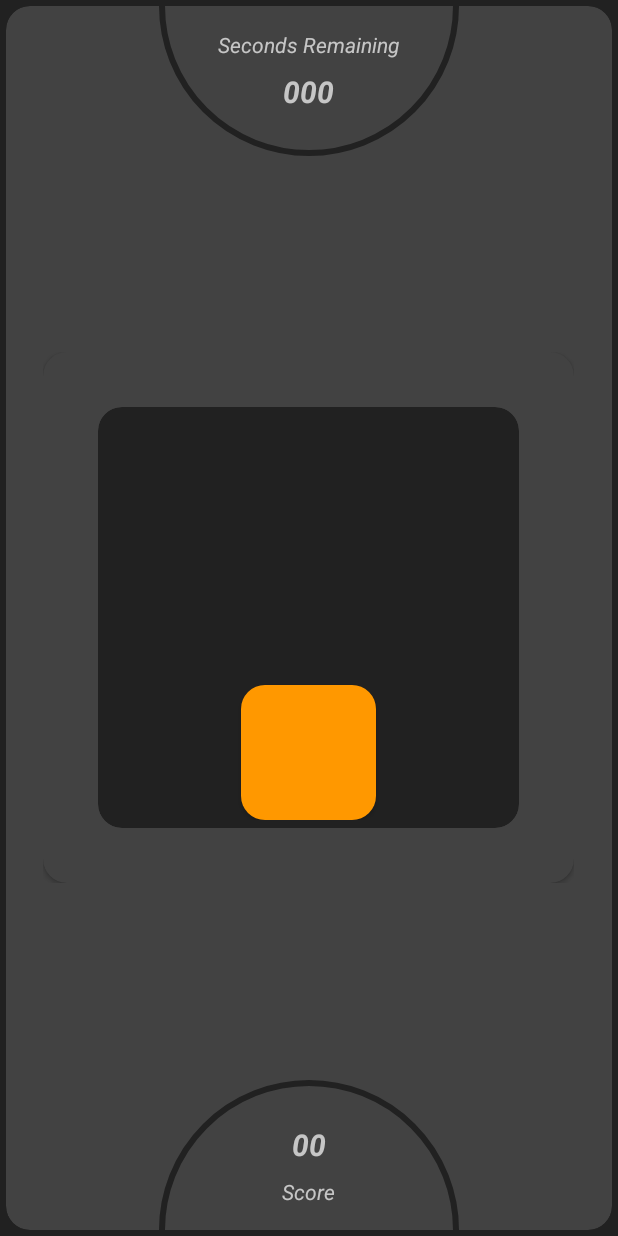
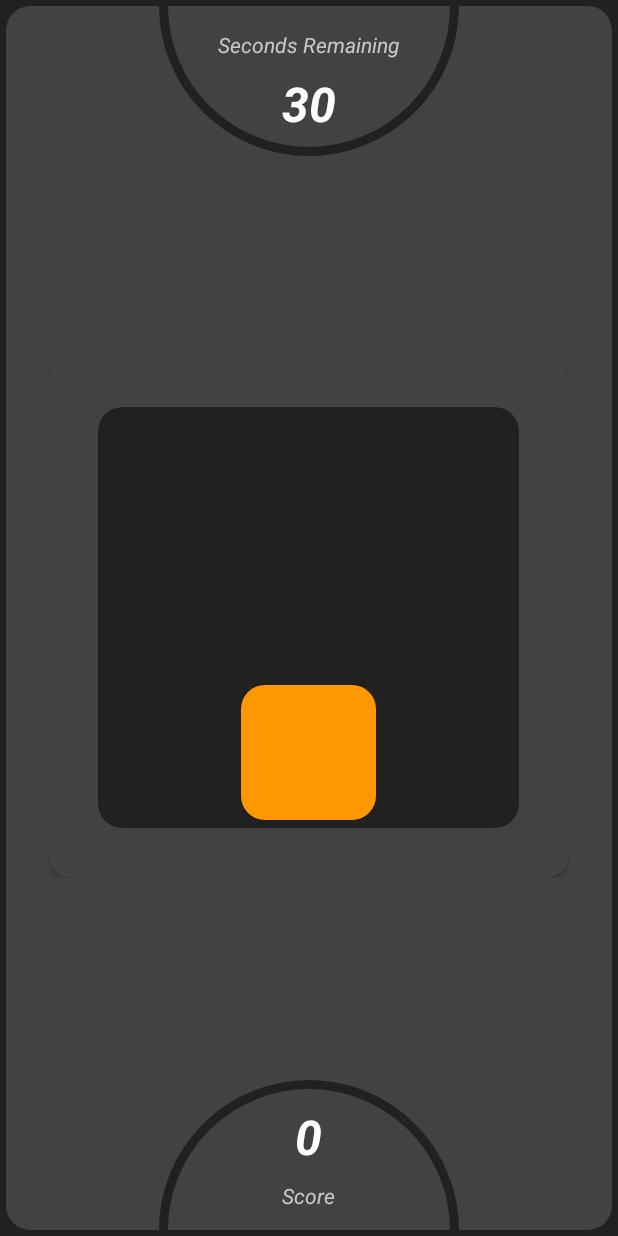
Before and after one commit to 98philips/M_Overflow, an Android app: the GamePlay screen opened directly, with no data from a screen before it, on a phone screen of 412 x 824 dp. Run offline under Robolectric (Android 15) with nearby library versions, the phone set to English and light mode, and no system bars.

Commit message:
Game Play fuctionality

```diff
--- a/app/src/main/java/com/evedevelopers/mof/activities/GamePlay.java
+++ b/app/src/main/java/com/evedevelopers/mof/activities/GamePlay.java
@@ -5,6 +5,7 @@ import androidx.appcompat.app.AppCompatActivity;
 
 import android.animation.Animator;
 import android.os.Bundle;
+import android.os.CountDownTimer;
 import android.util.DisplayMetrics;
 import android.util.Log;
 import android.view.View;
@@ -16,6 +17,7 @@ import android.widget.GridLayout;
 import android.widget.ImageView;
 import android.widget.LinearLayout;
 import android.widget.RelativeLayout;
+import android.widget.TextView;
 
 import com.evedevelopers.mof.R;
 import com.evedevelopers.mof.models.Cell;
@@ -32,12 +34,16 @@ public class GamePlay extends AppCompatActivity {
     GridLayout grid;
     RelativeLayout relative_bg,relativeLayout;
     int level,color;
-    int seq_no,w,h;
+    int seq_no,w,h,size;
     int max,bgc;
     int padding;
     ImageView imageView;
     RelativeLayout bg_card;
     List<Cell> cellList, availableCellList;
+    TextView score,time;
+    long millis,millip;
+    boolean game;
+    CountDownTimer te;
 
     @Override
     protected void onCreate(Bundle savedInstanceState) {
@@ -47,11 +53,14 @@ public class GamePlay extends AppCompatActivity {
         relativeLayout = findViewById(R.id.relativeLayout);
         relative_bg = findViewById(R.id.relative_bg);
         bg_card = findViewById(R.id.bg_re);
+        score = findViewById(R.id.score);
+        time = findViewById(R.id.time);
         imageView = findViewById(R.id.bg);
         grid.setPadding(8,8,8,8);
         cellList = new ArrayList<>();
         availableCellList = new ArrayList<>();
         seq_no = 0;
+        game = false;
         max = -1;
         bgc = R.color.colorPrimaryDark;
         padding = (7-level)*2;
@@ -64,6 +73,7 @@ public class GamePlay extends AppCompatActivity {
         getWindow().setNavigationBarColor(getResources().getColor(R.color.dark));
         relativeLayout.setBackgroundColor(getResources().getColor(R.color.dark));
         level = getIntent().getIntExtra("level",3);
+        size = getSize(level);
         color = primary_colors[getIntent().getIntExtra("color",0)];
         setUpGrid(level);
     }
@@ -80,7 +90,6 @@ public class GamePlay extends AppCompatActivity {
         int color_d = buttons[r];
         int color = primary_colors[r];
         Button button = new Button(this);
-        int size = getSize(level);
         LinearLayout.LayoutParams params = new LinearLayout.LayoutParams(
                 size,
                 size
@@ -94,6 +103,11 @@ public class GamePlay extends AppCompatActivity {
         button.setOnClickListener(new View.OnClickListener() {
             @Override
             public void onClick(View view) {
+                if(!game){
+                    game = true;
+                    setup_timer();
+                }
+
                 if(seq_no == c.getSeq_no() && max == seq_no){
                     pickRandom();
                 }else if(seq_no == c.getSeq_no()){
@@ -112,6 +126,7 @@ public class GamePlay extends AppCompatActivity {
         max++;
         if(max != level*level) {
             seq_no = 0;
+            score.setText(String.valueOf(max));
             int random = ThreadLocalRandom.current().nextInt(0, availableCellList.size());
             final Cell cell = availableCellList.get(random);
             cell.getButton().setVisibility(View.VISIBLE);
@@ -141,8 +156,8 @@ public class GamePlay extends AppCompatActivity {
             grid.addView(b);
         }
         imageView.setLayoutParams(new FrameLayout.LayoutParams(
-                getSize(level)*level+(level*32)+30,
-                getSize(level)*level+(level*32)+30
+                size*level+(level*32)+20,
+                size*level+(level*32)+20
         ));
         pickRandom();
 //        imageView.post(new Runnable() {
@@ -167,4 +182,38 @@ public class GamePlay extends AppCompatActivity {
         anim.setDuration(500);
         anim.start();
     }
+
+    @Override
+    protected void onResume() {
+        super.onResume();
+        if(game){
+            setup_timer();
+        }else{
+            millis = (level-2)*30000;
+            millip = millis;
+            time.setText(String.valueOf(millis/1000));
+        }
+    }
+
+    @Override
+    protected void onPause() {
+        super.onPause();
+        if(te!=null){
+            te.cancel();
+            millip = millis;
+        }
+    }
+
+    void setup_timer(){
+        te = new CountDownTimer(millip,1000){
+            public void onTick(long milli){
+                millis-=1000;
+                String sec;
+                sec = String.valueOf((milli/1000));
+                time.setText(sec);
+            }
+            public void onFinish() {}
+        };
+        te.start();
+    }
 }
--- a/app/src/main/res/drawable/score_layout_bg.xml
+++ b/app/src/main/res/drawable/score_layout_bg.xml
@@ -1,9 +1,8 @@
 <?xml version="1.0" encoding="utf-8"?>
 <inset xmlns:android="http://schemas.android.com/apk/res/android"
-    android:insetBottom="-5dp" >
+    android:insetBottom="-6dp" >
     <shape android:shape="rectangle">
-
-        <stroke android:color="#212121" android:width="4dp" />
+        <stroke android:color="#212121" android:width="6dp" />
         <corners android:topRightRadius="100dp" android:topLeftRadius="100dp"/>
     </shape>
 </inset>
--- a/app/src/main/res/drawable/timer_layout_bg.xml
+++ b/app/src/main/res/drawable/timer_layout_bg.xml
@@ -1,9 +1,8 @@
 <?xml version="1.0" encoding="utf-8"?>
-<inset android:insetTop="-5dp"
+<inset android:insetTop="-6dp"
     xmlns:android="http://schemas.android.com/apk/res/android" >
 <shape android:shape="rectangle">
-
-    <stroke android:width="4dp" android:color="#212121"/>
+    <stroke android:width="6dp" android:color="#212121"/>
     <corners android:bottomRightRadius="100dp" android:bottomLeftRadius="100dp"/>
 </shape>
 </inset>
--- a/app/src/main/res/layout/activity_game_play_new.xml
+++ b/app/src/main/res/layout/activity_game_play_new.xml
@@ -91,9 +91,10 @@
             android:layout_width="wrap_content"
             android:layout_height="wrap_content"
             android:layout_gravity="center_horizontal"
-            android:textSize="20sp"
+            android:textSize="32sp"
             android:id="@+id/time"
             android:text="000"
+            android:textColor="@color/white"
             android:textStyle="bold|italic"
             android:layout_marginTop="8dp"/>
 
@@ -116,9 +117,10 @@
             android:layout_width="wrap_content"
             android:layout_height="wrap_content"
             android:layout_gravity="center_horizontal"
-            android:textSize="20sp"
+            android:textSize="32sp"
             android:id="@+id/score"
             android:text="00"
+            android:textColor="@color/white"
             android:textStyle="bold|italic"
             android:layout_marginBottom="8dp"/>
         <TextView
```
